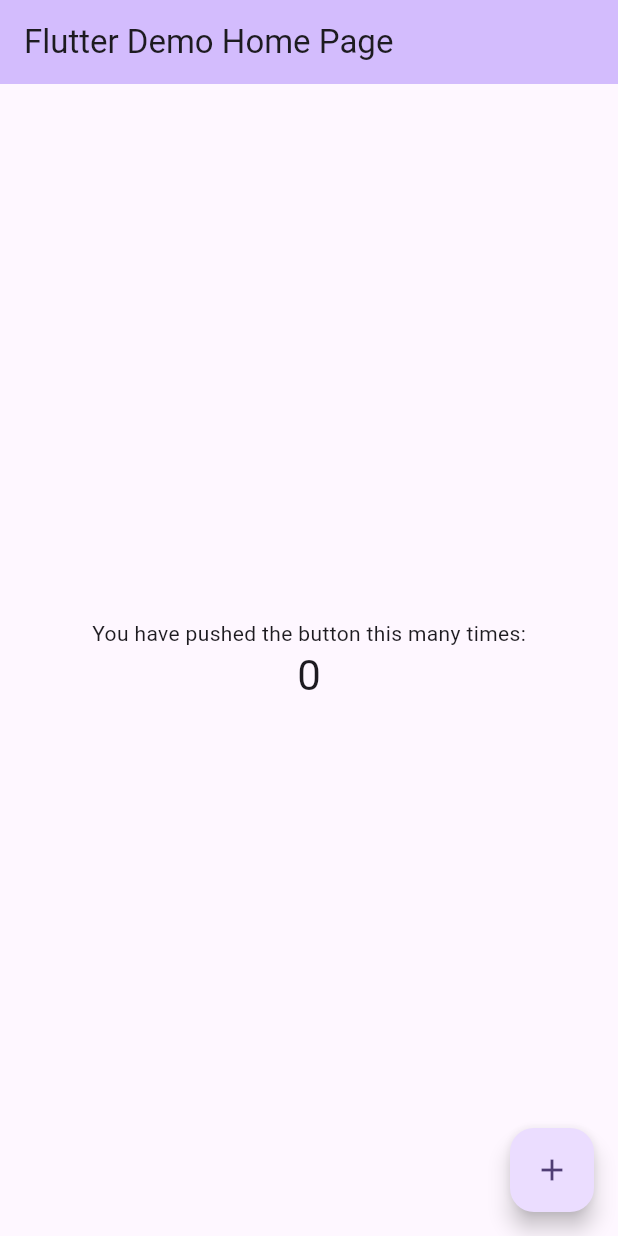
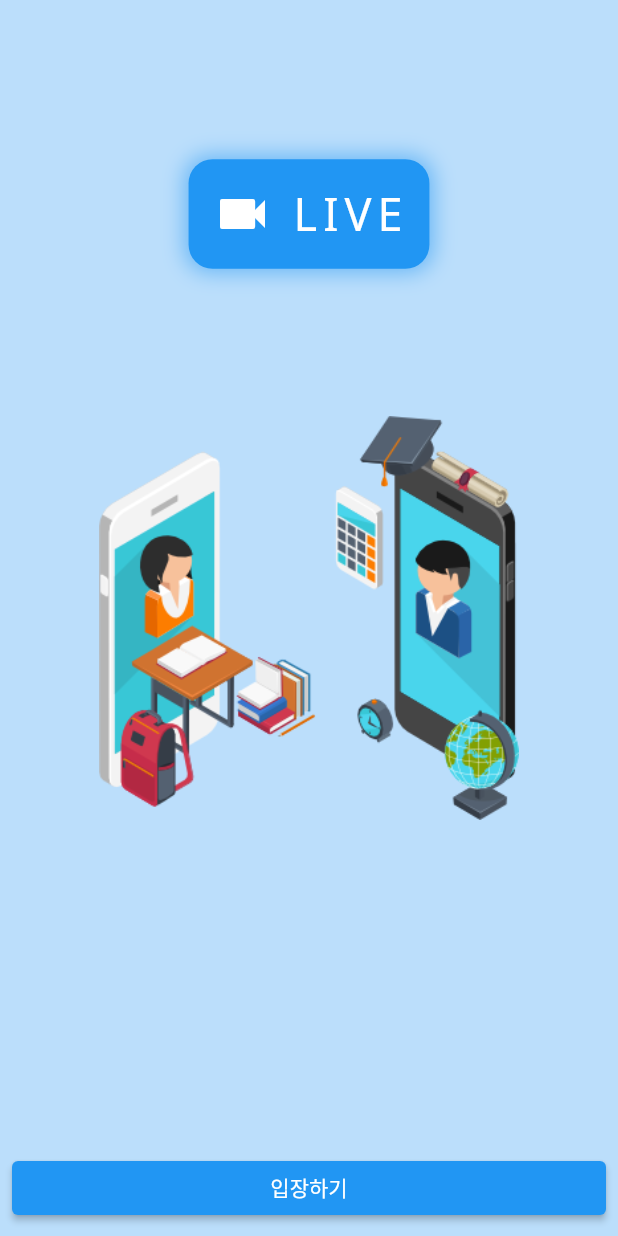
Before and after one commit to iammoong/video_call, a Flutter app: the screen it shows after launch, on a phone screen of 412 x 824 dp. Run offline on Flutter 3.47's test engine with Material 2 defaults, Android fonts, the phone set to English and light mode, and no system bars.

Commit message:
화상채팅 화면 만들기

```diff
--- a/lib/main.dart
+++ b/lib/main.dart
@@ -1,125 +1,14 @@
 import 'package:flutter/material.dart';
+import 'package:video_call/screen/home_screen.dart';
 
 void main() {
-  runApp(const MyApp());
+  runApp(
+    MaterialApp(
+      debugShowCheckedModeBanner: false,
+      theme: ThemeData(
+        fontFamily: 'NotoSans',
+      ),
+      home: HomeScreen(),
+    )
+  );
 }
-
-class MyApp extends StatelessWidget {
-  const MyApp({super.key});
-
-  // This widget is the root of your application.
-  @override
-  Widget build(BuildContext context) {
-    return MaterialApp(
-      title: 'Flutter Demo',
-      theme: ThemeData(
-        // This is the theme of your application.
-        //
-        // TRY THIS: Try running your application with "flutter run". You'll see
-        // the application has a blue toolbar. Then, without quitting the app,
-        // try changing the seedColor in the colorScheme below to Colors.green
-        // and then invoke "hot reload" (save your changes or press the "hot
-        // reload" button in a Flutter-supported IDE, or press "r" if you used
-        // the command line to start the app).
-        //
-        // Notice that the counter didn't reset back to zero; the application
-        // state is not lost during the reload. To reset the state, use hot
-        // restart instead.
-        //
-        // This works for code too, not just values: Most code changes can be
-        // tested with just a hot reload.
-        colorScheme: ColorScheme.fromSeed(seedColor: Colors.deepPurple),
-        useMaterial3: true,
-      ),
-      home: const MyHomePage(title: 'Flutter Demo Home Page'),
-    );
-  }
-}
-
-class MyHomePage extends StatefulWidget {
-  const MyHomePage({super.key, required this.title});
-
-  // This widget is the home page of your application. It is stateful, meaning
-  // that it has a State object (defined below) that contains fields that affect
-  // how it looks.
-
-  // This class is the configuration for the state. It holds the values (in this
-  // case the title) provided by the parent (in this case the App widget) and
-  // used by the build method of the State. Fields in a Widget subclass are
-  // always marked "final".
-
-  final String title;
-
-  @override
-  State<MyHomePage> createState() => _MyHomePageState();
-}
-
-class _MyHomePageState extends State<MyHomePage> {
-  int _counter = 0;
-
-  void _incrementCounter() {
-    setState(() {
-      // This call to setState tells the Flutter framework that something has
-      // changed in this State, which causes it to rerun the build method below
-      // so that the display can reflect the updated values. If we changed
-      // _counter without calling setState(), then the build method would not be
-      // called again, and so nothing would appear to happen.
-      _counter++;
-    });
-  }
-
-  @override
-  Widget build(BuildContext context) {
-    // This method is rerun every time setState is called, for instance as done
-    // by the _incrementCounter method above.
-    //
-    // The Flutter framework has been optimized to make rerunning build methods
-    // fast, so that you can just rebuild anything that needs updating rather
-    // than having to individually change instances of widgets.
-    return Scaffold(
-      appBar: AppBar(
-        // TRY THIS: Try changing the color here to a specific color (to
-        // Colors.amber, perhaps?) and trigger a hot reload to see the AppBar
-        // change color while the other colors stay the same.
-        backgroundColor: Theme.of(context).colorScheme.inversePrimary,
-        // Here we take the value from the MyHomePage object that was created by
-        // the App.build method, and use it to set our appbar title.
-        title: Text(widget.title),
-      ),
-      body: Center(
-        // Center is a layout widget. It takes a single child and positions it
-        // in the middle of the parent.
-        child: Column(
-          // Column is also a layout widget. It takes a list of children and
-          // arranges them vertically. By default, it sizes itself to fit its
-          // children horizontally, and tries to be as tall as its parent.
-          //
-          // Column has various properties to control how it sizes itself and
-          // how it positions its children. Here we use mainAxisAlignment to
-          // center the children vertically; the main axis here is the vertical
-          // axis because Columns are vertical (the cross axis would be
-          // horizontal).
-          //
-          // TRY THIS: Invoke "debug painting" (choose the "Toggle Debug Paint"
-          // action in the IDE, or press "p" in the console), to see the
-          // wireframe for each widget.
-          mainAxisAlignment: MainAxisAlignment.center,
-          children: <Widget>[
-            const Text(
-              'You have pushed the button this many times:',
-            ),
-            Text(
-              '$_counter',
-              style: Theme.of(context).textTheme.headlineMedium,
-            ),
-          ],
-        ),
-      ),
-      floatingActionButton: FloatingActionButton(
-        onPressed: _incrementCounter,
-        tooltip: 'Increment',
-        child: const Icon(Icons.add),
-      ), // This trailing comma makes auto-formatting nicer for build methods.
-    );
-  }
-}
--- /dev/null
+++ b/lib/screen/home_screen.dart
@@ -0,0 +1,104 @@
+import 'package:flutter/material.dart';
+
+class HomeScreen extends StatelessWidget {
+  const HomeScreen({super.key});
+
+  @override
+  Widget build(BuildContext context) {
+    return Scaffold(
+      backgroundColor: Colors.blue[100],
+      body: Padding(
+        padding: const EdgeInsets.all(8.0),
+        child: Column(
+          children: [
+            Expanded(
+              child: _Logo(),
+            ),
+            Expanded(
+              child: _Image(),
+            ),
+            Expanded(
+              child: _Button(),
+            ),
+          ],
+        ),
+      ),
+    );
+  }
+}
+
+class _Logo extends StatelessWidget {
+  const _Logo({super.key});
+
+  @override
+  Widget build(BuildContext context) {
+    return Center(
+      child: Container(
+        decoration: BoxDecoration(
+          color: Colors.blue,
+          borderRadius: BorderRadius.circular(16.0),
+          boxShadow: [
+            BoxShadow(
+              color: Colors.blue[300]!,
+              blurRadius: 12.0,
+              spreadRadius: 2.0,
+            ),
+          ],
+        ),
+        child: Padding(
+          padding: const EdgeInsets.all(16.0),
+          child: Row(
+            mainAxisSize: MainAxisSize.min,
+            children: [
+              Icon(
+                Icons.videocam,
+                color: Colors.white,
+                size: 40.0,
+              ),
+              SizedBox(
+                width: 12.0,
+              ),
+              Text('LIVE',
+                  style: TextStyle(
+                    color: Colors.white,
+                    fontSize: 30.0,
+                    letterSpacing: 4.0,
+                  )),
+            ],
+          ),
+        ),
+      ),
+    );
+  }
+}
+
+class _Image extends StatelessWidget {
+  const _Image({super.key});
+
+  @override
+  Widget build(BuildContext context) {
+    return Center(
+      child: Image.asset(
+        'asset/img/home_img.png',
+      ),
+    );
+  }
+}
+
+class _Button extends StatelessWidget {
+  const _Button({super.key});
+
+  @override
+  Widget build(BuildContext context) {
+    return Column(
+      mainAxisAlignment: MainAxisAlignment.end,
+      crossAxisAlignment: CrossAxisAlignment.stretch,
+      children: [
+        ElevatedButton(
+            onPressed: () {},
+            child: Text('입장하기'),
+        ),
+      ],
+    );
+  }
+}
--- a/pubspec.yaml
+++ b/pubspec.yaml
@@ -35,8 +35,8 @@ dependencies:
   # The following adds the Cupertino Icons font to your application.
   # Use with the CupertinoIcons class for iOS style icons.
   cupertino_icons: ^1.0.2
-  agora_rtc_engine: ^6.3.0
-  permission_handler: ^8.2.0
+  agora_rtc_engine: ^6.0.0
+  permission_handler: ^10.0.2
 
 dev_dependencies:
   flutter_test:
```
Also changed, not shown: pubspec.lock, 1 other file.
